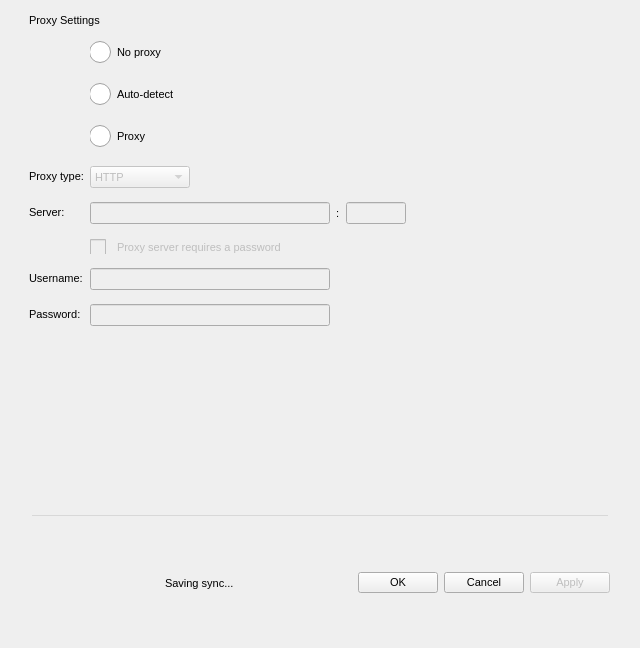
Old version of the form src/MEGASync/gui/macx/SettingsDialog.ui in the repository meganz/MEGAsync.
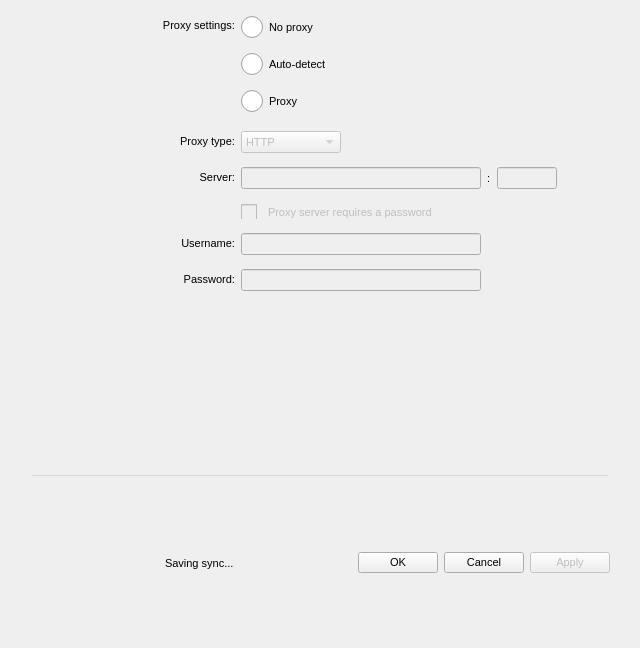
New version of the form. The open tabs and pages were chosen to show the change. Icons and pictures are not drawn. Custom widgets are drawn as their Qt base class.

Commit message: Restyle proxy page for macOS

Diff of the .ui file:
```diff
--- a/src/MEGASync/gui/macx/SettingsDialog.ui
+++ b/src/MEGASync/gui/macx/SettingsDialog.ui
@@ -129,11 +129,6 @@
  padding-bottom: -5px;
 }
 
-#lProxyType
-{
-padding-bottom: -1px;
-}
-
 QRadioButton
 {
 spacing: 6px;
@@ -4729,30 +4724,14 @@
         <number>12</number>
        </property>
        <property name="leftMargin">
-        <number>13</number>
+        <number>32</number>
        </property>
        <property name="topMargin">
         <number>14</number>
        </property>
-       <item>
-        <widget class="QLabel" name="label_8">
-         <property name="sizePolicy">
-          <sizepolicy hsizetype="Preferred" vsizetype="Maximum">
-           <horstretch>0</horstretch>
-           <verstretch>0</verstretch>
-          </sizepolicy>
-         </property>
-         <property name="focusPolicy">
-          <enum>Qt::StrongFocus</enum>
-         </property>
-         <property name="styleSheet">
-          <string notr="true">padding-left: 13px;</string>
-         </property>
-         <property name="text">
-          <string>Proxy Settings</string>
-         </property>
-        </widget>
-       </item>
+       <property name="rightMargin">
+        <number>32</number>
+       </property>
        <item>
         <widget class="QGroupBox" name="gProxy">
          <property name="sizePolicy">
@@ -4772,13 +4751,13 @@
            <enum>QLayout::SetDefaultConstraint</enum>
           </property>
           <property name="leftMargin">
-           <number>16</number>
+           <number>0</number>
           </property>
           <property name="topMargin">
            <number>0</number>
           </property>
           <property name="rightMargin">
-           <number>9</number>
+           <number>0</number>
           </property>
           <property name="bottomMargin">
            <number>1</number>
@@ -4789,15 +4768,14 @@
           <property name="verticalSpacing">
            <number>14</number>
           </property>
-          <item row="8" column="1">
-           <widget class="QWidget" name="widget_13" native="true">
+          <item row="7" column="1">
+           <widget class="QWidget" name="wProxyOptions" native="true">
             <property name="styleSheet">
-             <string notr="true">padding-left: -1px;
-</string>
+             <string notr="true"/>
             </property>
             <layout class="QVBoxLayout" name="verticalLayout_19">
              <property name="spacing">
-              <number>15</number>
+              <number>10</number>
              </property>
              <property name="leftMargin">
               <number>0</number>
@@ -4886,7 +4864,97 @@
             </layout>
            </widget>
           </item>
-          <item row="10" column="1">
+          <item row="9" column="0">
+           <widget class="QLabel" name="lProxyServer">
+            <property name="focusPolicy">
+             <enum>Qt::StrongFocus</enum>
+            </property>
+            <property name="text">
+             <string>Server:</string>
+            </property>
+            <property name="alignment">
+             <set>Qt::AlignRight|Qt::AlignTrailing|Qt::AlignVCenter</set>
+            </property>
+            <property name="wordWrap">
+             <bool>true</bool>
+            </property>
+           </widget>
+          </item>
+          <item row="11" column="1">
+           <widget class="QLineEdit" name="eProxyUsername">
+            <property name="enabled">
+             <bool>false</bool>
+            </property>
+            <property name="minimumSize">
+             <size>
+              <width>240</width>
+              <height>0</height>
+             </size>
+            </property>
+            <property name="maximumSize">
+             <size>
+              <width>240</width>
+              <height>16777215</height>
+             </size>
+            </property>
+            <property name="text">
+             <string notr="true"/>
+            </property>
+           </widget>
+          </item>
+          <item row="12" column="0">
+           <widget class="QLabel" name="lProxyPassword">
+            <property name="sizePolicy">
+             <sizepolicy hsizetype="Preferred" vsizetype="Preferred">
+              <horstretch>0</horstretch>
+              <verstretch>0</verstretch>
+             </sizepolicy>
+            </property>
+            <property name="focusPolicy">
+             <enum>Qt::StrongFocus</enum>
+            </property>
+            <property name="text">
+             <string>Password:</string>
+            </property>
+            <property name="alignment">
+             <set>Qt::AlignRight|Qt::AlignTrailing|Qt::AlignVCenter</set>
+            </property>
+            <property name="wordWrap">
+             <bool>true</bool>
+            </property>
+           </widget>
+          </item>
+          <item row="8" column="1">
+           <widget class="QComboBox" name="cProxyType">
+            <property name="enabled">
+             <bool>false</bool>
+            </property>
+            <property name="sizePolicy">
+             <sizepolicy hsizetype="Maximum" vsizetype="Fixed">
+              <horstretch>0</horstretch>
+              <verstretch>0</verstretch>
+             </sizepolicy>
+            </property>
+            <property name="minimumSize">
+             <size>
+              <width>100</width>
+              <height>0</height>
+             </size>
+            </property>
+            <property name="maximumSize">
+             <size>
+              <width>16777215</width>
+              <height>16777215</height>
+             </size>
+            </property>
+            <item>
+             <property name="text">
+              <string>HTTP</string>
+             </property>
+            </item>
+           </widget>
+          </item>
+          <item row="9" column="1">
            <widget class="QWidget" name="wProxyAddress" native="true">
             <property name="sizePolicy">
              <sizepolicy hsizetype="Preferred" vsizetype="Maximum">
@@ -4977,34 +5045,67 @@
             </layout>
            </widget>
           </item>
-          <item row="12" column="0">
-           <widget class="QLabel" name="lProxyUsername">
-            <property name="focusPolicy">
-             <enum>Qt::StrongFocus</enum>
+          <item row="7" column="0">
+           <widget class="QWidget" name="wLeftProxyOptions" native="true">
+            <property name="minimumSize">
+             <size>
+              <width>203</width>
+              <height>0</height>
+             </size>
             </property>
-            <property name="text">
-             <string>Username:</string>
-            </property>
-           </widget>
-          </item>
-          <item row="13" column="0">
-           <widget class="QLabel" name="lProxyPassword">
-            <property name="sizePolicy">
-             <sizepolicy hsizetype="Preferred" vsizetype="Preferred">
-              <horstretch>0</horstretch>
-              <verstretch>0</verstretch>
-             </sizepolicy>
-            </property>
-            <property name="focusPolicy">
-             <enum>Qt::StrongFocus</enum>
-            </property>
-            <property name="text">
-             <string>Password:</string>
-            </property>
+            <layout class="QVBoxLayout" name="verticalLayout_30">
+             <property name="leftMargin">
+              <number>0</number>
+             </property>
+             <property name="topMargin">
+              <number>5</number>
+             </property>
+             <property name="rightMargin">
+              <number>0</number>
+             </property>
+             <property name="bottomMargin">
+              <number>0</number>
+             </property>
+             <item>
+              <widget class="QLabel" name="lProxySettings">
+               <property name="sizePolicy">
+                <sizepolicy hsizetype="Preferred" vsizetype="Maximum">
+                 <horstretch>0</horstretch>
+                 <verstretch>0</verstretch>
+                </sizepolicy>
+               </property>
+               <property name="focusPolicy">
+                <enum>Qt::StrongFocus</enum>
+               </property>
+               <property name="text">
+                <string>Proxy settings:</string>
+               </property>
+               <property name="alignment">
+                <set>Qt::AlignRight|Qt::AlignTrailing|Qt::AlignVCenter</set>
+               </property>
+               <property name="wordWrap">
+                <bool>true</bool>
+               </property>
+              </widget>
+             </item>
+             <item>
+              <spacer name="verticalSpacer_3">
+               <property name="orientation">
+                <enum>Qt::Vertical</enum>
+               </property>
+               <property name="sizeHint" stdset="0">
+                <size>
+                 <width>20</width>
+                 <height>58</height>
+                </size>
+               </property>
+              </spacer>
+             </item>
+            </layout>
            </widget>
           </item>
           <item row="12" column="1">
-           <widget class="QLineEdit" name="eProxyUsername">
+           <widget class="QLineEdit" name="eProxyPassword">
             <property name="enabled">
              <bool>false</bool>
             </property>
@@ -5023,9 +5124,12 @@
             <property name="text">
              <string notr="true"/>
             </property>
+            <property name="echoMode">
+             <enum>QLineEdit::Password</enum>
+            </property>
            </widget>
           </item>
-          <item row="9" column="0">
+          <item row="8" column="0">
            <widget class="QLabel" name="lProxyType">
             <property name="focusPolicy">
              <enum>Qt::StrongFocus</enum>
@@ -5033,9 +5137,31 @@
             <property name="text">
              <string>Proxy type:</string>
             </property>
+            <property name="alignment">
+             <set>Qt::AlignRight|Qt::AlignTrailing|Qt::AlignVCenter</set>
+            </property>
+            <property name="wordWrap">
+             <bool>true</bool>
+            </property>
            </widget>
           </item>
-          <item row="11" column="1">
+          <item row="11" column="0">
+           <widget class="QLabel" name="lProxyUsername">
+            <property name="focusPolicy">
+             <enum>Qt::StrongFocus</enum>
+            </property>
+            <property name="text">
+             <string>Username:</string>
+            </property>
+            <property name="alignment">
+             <set>Qt::AlignRight|Qt::AlignTrailing|Qt::AlignVCenter</set>
+            </property>
+            <property name="wordWrap">
+             <bool>true</bool>
+            </property>
+           </widget>
+          </item>
+          <item row="10" column="1">
            <widget class="QCheckBox" name="cProxyRequiresPassword">
             <property name="enabled">
              <bool>false</bool>
@@ -5045,71 +5171,6 @@
             </property>
            </widget>
           </item>
-          <item row="9" column="1">
-           <widget class="QComboBox" name="cProxyType">
-            <property name="enabled">
-             <bool>false</bool>
-            </property>
-            <property name="sizePolicy">
-             <sizepolicy hsizetype="Maximum" vsizetype="Fixed">
-              <horstretch>0</horstretch>
-              <verstretch>0</verstretch>
-             </sizepolicy>
-            </property>
-            <property name="minimumSize">
-             <size>
-              <width>100</width>
-              <height>0</height>
-             </size>
-            </property>
-            <property name="maximumSize">
-             <size>
-              <width>16777215</width>
-              <height>16777215</height>
-             </size>
-            </property>
-            <item>
-             <property name="text">
-              <string>HTTP</string>
-             </property>
-            </item>
-           </widget>
-          </item>
-          <item row="13" column="1">
-           <widget class="QLineEdit" name="eProxyPassword">
-            <property name="enabled">
-             <bool>false</bool>
-            </property>
-            <property name="minimumSize">
-             <size>
-              <width>240</width>
-              <height>0</height>
-             </size>
-            </property>
-            <property name="maximumSize">
-             <size>
-              <width>240</width>
-              <height>16777215</height>
-             </size>
-            </property>
-            <property name="text">
-             <string notr="true"/>
-            </property>
-            <property name="echoMode">
-             <enum>QLineEdit::Password</enum>
-            </property>
-           </widget>
-          </item>
-          <item row="10" column="0">
-           <widget class="QLabel" name="lProxyServer">
-            <property name="focusPolicy">
-             <enum>Qt::StrongFocus</enum>
-            </property>
-            <property name="text">
-             <string>Server:</string>
-            </property>
-           </widget>
-          </item>
          </layout>
         </widget>
        </item>
```
Left out of the diff: 3 changed lines with no effect on the pictures.
